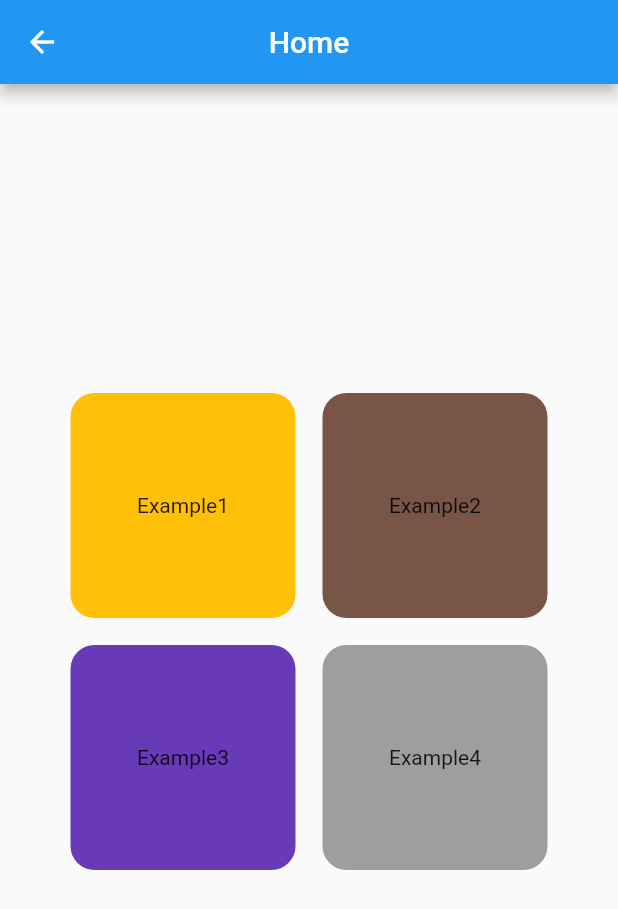
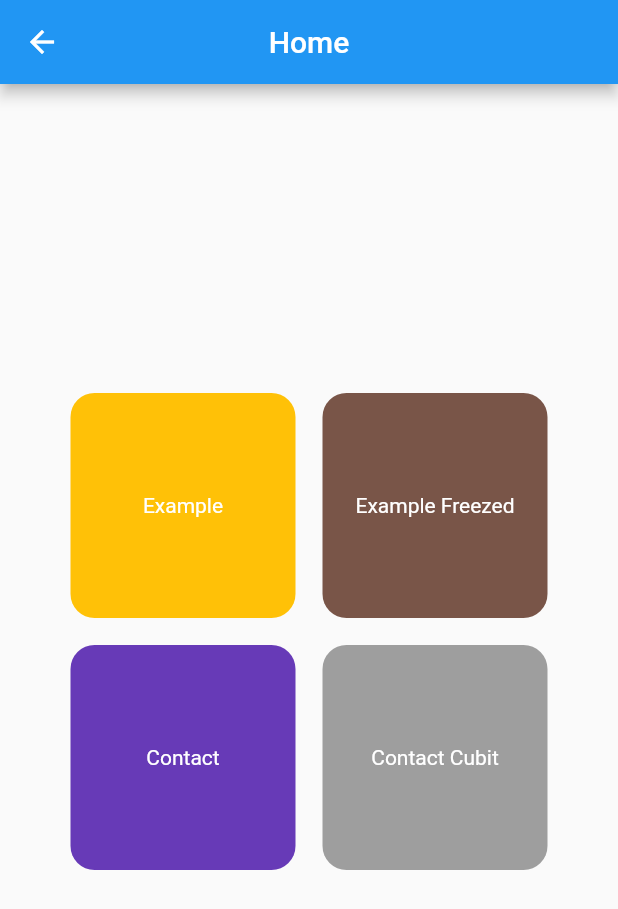
Before and after one commit to MarcosOtake/bloc_cubit_example, a Flutter app: the screen it shows after launch, on a phone screen of 412 x 824 dp. Shown: the top 909 px of the screen. Run offline on Flutter 3.47's test engine with Material 2 defaults, Android fonts, the phone set to English and light mode, and no system bars; our stand-ins replace bloc, flutter_bloc.

```diff
--- a/lib/home/home_page.dart
+++ b/lib/home/home_page.dart
@@ -22,22 +22,22 @@ class HomePage extends StatelessWidget {
               runSpacing: 18,
               children: [
                 _BoxCard(
-                    nameBox: "Example1",
+                    nameBox: "Example",
                     color: Colors.amber,
                     nav: "/bloc/example/",
                     arguments: "TESTE DE ARGUMENTOS"),
                 _BoxCard(
-                  nameBox: "Example2",
+                  nameBox: "Example Freezed",
                   color: Colors.brown,
                   nav: "/bloc/example/",
                 ),
                 _BoxCard(
-                  nameBox: "Example3",
+                  nameBox: "Contact",
                   color: Colors.deepPurple,
                   nav: "/bloc/example/",
                 ),
                 _BoxCard(
-                  nameBox: "Example4",
+                  nameBox: "Contact Cubit",
                   color: Colors.grey,
                   nav: "/bloc/example/",
                 ),
@@ -74,7 +74,12 @@ class _BoxCard extends StatelessWidget {
         height: 150,
         width: 150,
         padding: const EdgeInsets.all(16),
-        child: Text(nameBox),
+        child: Text(
+          nameBox,
+          style: const TextStyle(
+            color: Colors.white,
+          ),
+        ),
       ),
       onTap: () => Navigator.pushNamed(context, nav, arguments: arguments),
     );
```
Also changed, not shown: pubspec.yaml (+5 -34 lines), pubspec.lock, 3 other files.
